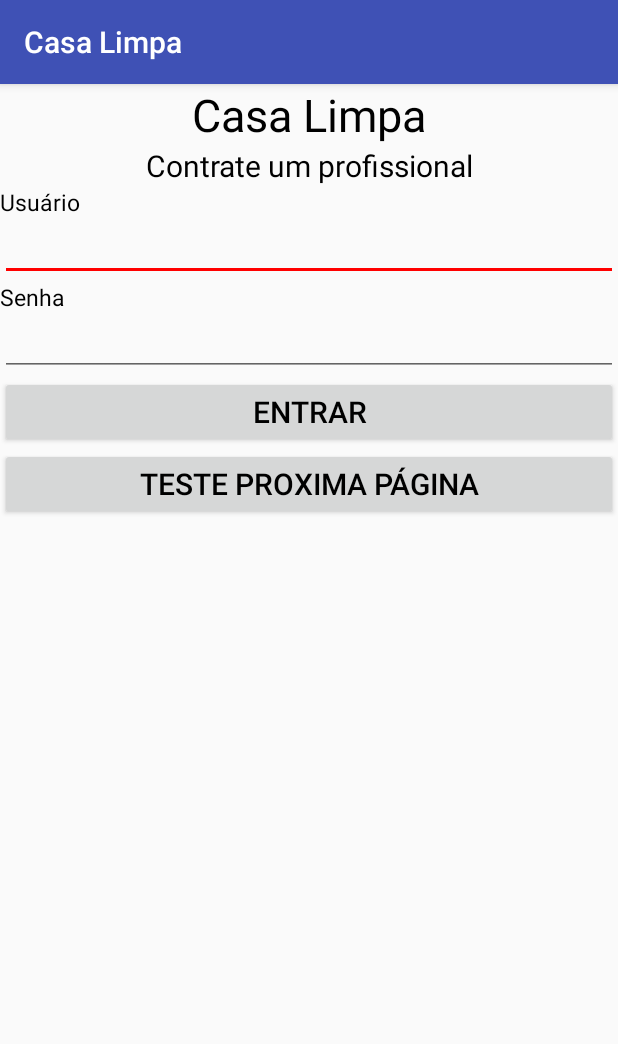
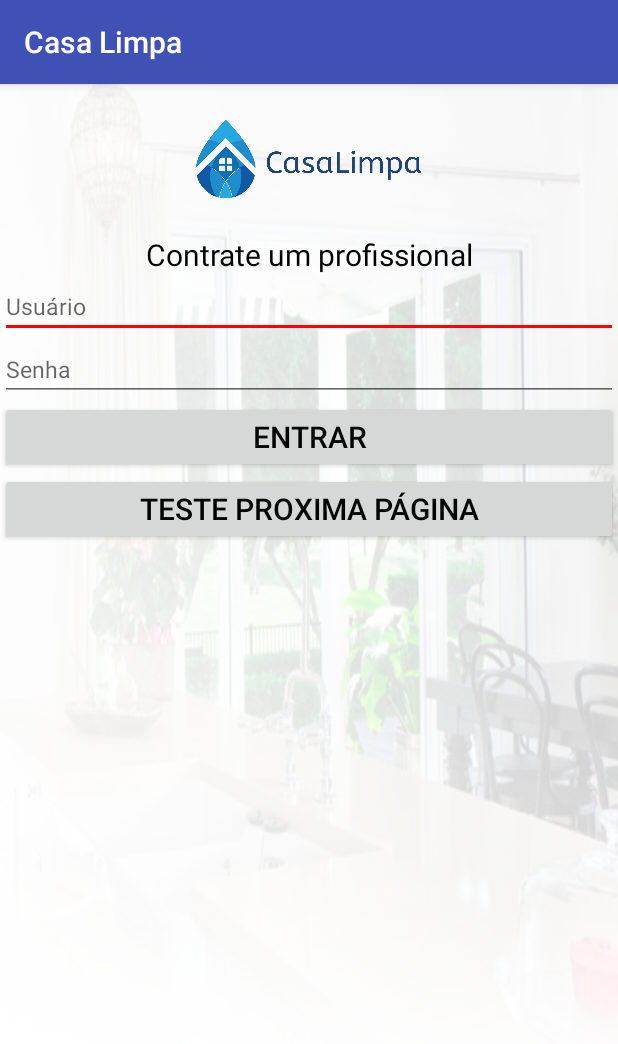
Before and after one commit to DanielM2305/CasaLimpa, an Android app: the screen it shows after launch (MainActivity), on a phone screen of 412 x 824 dp. Shown: the top 1044 px of the screen. Run offline under Robolectric (Android 15) with nearby library versions, the phone set to English and light mode, and no system bars.

Commit message:
adição de Hint nos Editext e imagens

```diff
--- a/app/src/main/AndroidManifest.xml
+++ b/app/src/main/AndroidManifest.xml
@@ -5,9 +5,9 @@
 
     <application
         android:allowBackup="true"
-        android:icon="@mipmap/ic_launcher"
+        android:icon="@drawable/ico_casalimpa"
         android:label="@string/app_name"
-        android:roundIcon="@mipmap/ic_launcher_round"
+        android:roundIcon="@drawable/ico_casalimpa"
         android:supportsRtl="true"
         android:theme="@style/AppTheme">
         <activity android:name=".MainActivity">
--- a/app/src/main/res/layout/activity_main.xml
+++ b/app/src/main/res/layout/activity_main.xml
@@ -9,58 +9,46 @@
     <LinearLayout
         android:layout_width="match_parent"
         android:layout_height="match_parent"
+        android:background="@drawable/fundo_geral_casa"
         android:orientation="vertical"
         tools:layout_editor_absoluteX="8dp"
         tools:layout_editor_absoluteY="10dp">
 
-        <TextView
 
-            android:textAlignment="center"
-            android:layout_width="match_parent"
-            android:layout_height="wrap_content"
-            android:text="@string/casa_limpa"
-            android:textSize="@dimen/tamanhoTitulosPrincipal"
-            android:textColor="@color/corLetrasGeral"/>
+        <ImageView
+            android:layout_width="150dp"
+            android:layout_height="100dp"
+            android:layout_gravity="center"
+            app:srcCompat="@drawable/logovertcasalimpa" />
 
-        <TextView
-            android:textAlignment="center"
-            android:layout_width="match_parent"
-            android:layout_height="wrap_content"
-            android:text="@string/contrate_um_profissional"
-            android:textSize="@dimen/tamanhoTitulosFormulario"
-            android:textColor="@color/corLetrasGeral"/>
 
         <TextView
             android:layout_width="match_parent"
             android:layout_height="wrap_content"
-            android:text="@string/usuario"
+            android:text="@string/contrate_um_profissional"
+            android:textAlignment="center"
             android:textColor="@color/corLetrasGeral"
-            android:textSize="@dimen/tamanhoTextoGeral" />
+            android:textSize="@dimen/tamanhoTitulosFormulario" />
 
         <!--- android:id="@+id/NomedeId"  todos os EditText devem conter um id que será usado na programação-->
         <EditText
 
             android:layout_width="match_parent"
             android:layout_height="wrap_content"
+            android:inputType="text"
             android:textColor="@color/corLetrasGeral"
-            android:textSize="@dimen/tamanhoTextoGeral" android:inputType="" />
-
-        <TextView
-            android:layout_width="match_parent"
-            android:layout_height="wrap_content"
-            android:text="@string/senha"
-            android:textSize="@dimen/tamanhoTextoGeral"
-            android:textColor="@color/corLetrasGeral"/>
+            android:hint="Usuário"
+            android:textSize="@dimen/tamanhoTextoGeral" />
 
         <!--- android:id="@+id/NomedeId"  todos os EditText devem conter um id que será usado na programação-->
         <EditText
-
             android:layout_width="match_parent"
             android:layout_height="wrap_content"
             android:ems="10"
+            android:hint="Senha"
             android:inputType="textPassword"
-            android:textSize="@dimen/tamanhoTextoGeral"
-            android:textColor="@color/corLetrasGeral"/>
+            android:textColor="@color/corLetrasGeral"
+            android:textSize="@dimen/tamanhoTextoGeral" />
 
 
         <!--- android:id="@+id/NomedeId"  todos os Button devem conter um id que será usado na programação-->
@@ -70,21 +58,20 @@
             android:layout_width="match_parent"
             android:layout_height="wrap_content"
             android:text="@string/entrar"
-            android:textSize="@dimen/tamanhoTextoBotoes"
-            android:textColor="@color/corLetrasGeral"/>
-
+            android:textColor="@color/corLetrasGeral"
+            android:textSize="@dimen/tamanhoTextoBotoes" />
 
 
         <!--- android:id="@+id/NomedeId"  todos os Button devem conter um id que será usado na programação-->
         <!-- Botão apenas para teste de navegação entre paginas -->
         <Button
-            android:onClick="telaCadastro"
             android:id="@+id/button"
             android:layout_width="match_parent"
             android:layout_height="wrap_content"
+            android:onClick="telaCadastro"
             android:text="Teste Proxima Página"
-            android:textSize="@dimen/tamanhoTextoBotoes"
-            android:textColor="@color/corLetrasGeral"/>
+            android:textColor="@color/corLetrasGeral"
+            android:textSize="@dimen/tamanhoTextoBotoes" />
 
     </LinearLayout>
 
```
Also changed, not shown: app/src/main/java/casalimpa/projeto/com/casalimpa/CadastroActivity.java (+13 -3 lines), app/src/main/res/layout/activity_cadastro.xml (+0 -7 lines), app/src/main/res/layout/activity_dashboard.xml (+0 -7 lines), app/src/main/res/layout/activity_meu_perfil.xml (+0 -7 lines), app/src/main/res/drawable/fundo_geral_casa.png (added), app/src/main/res/drawable/ico_casalimpa.png (added), app/src/main/res/drawable/logovertcasalimpa.png (added).
